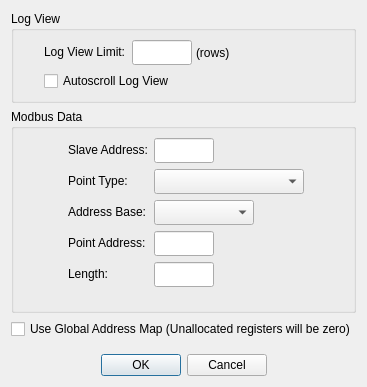
Before: the Qt Designer form omodsim/dialogs/dialogdisplaydefinition.ui in sanny32/OpenModSim, drawn with Qt 5.
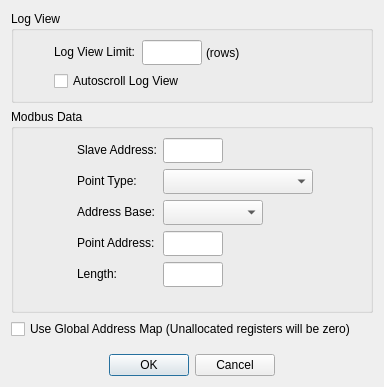
After: the same form once the commit is applied. Custom widgets are drawn as their Qt base class.

What changed in the file:
```diff
--- a/omodsim/dialogs/dialogdisplaydefinition.ui
+++ b/omodsim/dialogs/dialogdisplaydefinition.ui
@@ -6,7 +6,7 @@
    <rect>
     <x>0</x>
     <y>0</y>
-    <width>352</width>
+    <width>384</width>
     <height>387</height>
    </rect>
   </property>
@@ -24,7 +24,7 @@
        <set>Qt::AlignmentFlag::AlignHCenter|Qt::AlignmentFlag::AlignTop</set>
       </property>
       <property name="leftMargin">
-       <number>30</number>
+       <number>40</number>
       </property>
       <property name="rightMargin">
        <number>30</number>
@@ -106,6 +106,9 @@
      <property name="title">
       <string>Modbus Data</string>
      </property>
+     <property name="flat">
+      <bool>false</bool>
+     </property>
      <layout class="QFormLayout" name="formLayout">
       <property name="formAlignment">
        <set>Qt::AlignmentFlag::AlignHCenter|Qt::AlignmentFlag::AlignTop</set>
```
Left out of the diff: 14 changed lines with no effect on the pictures.
